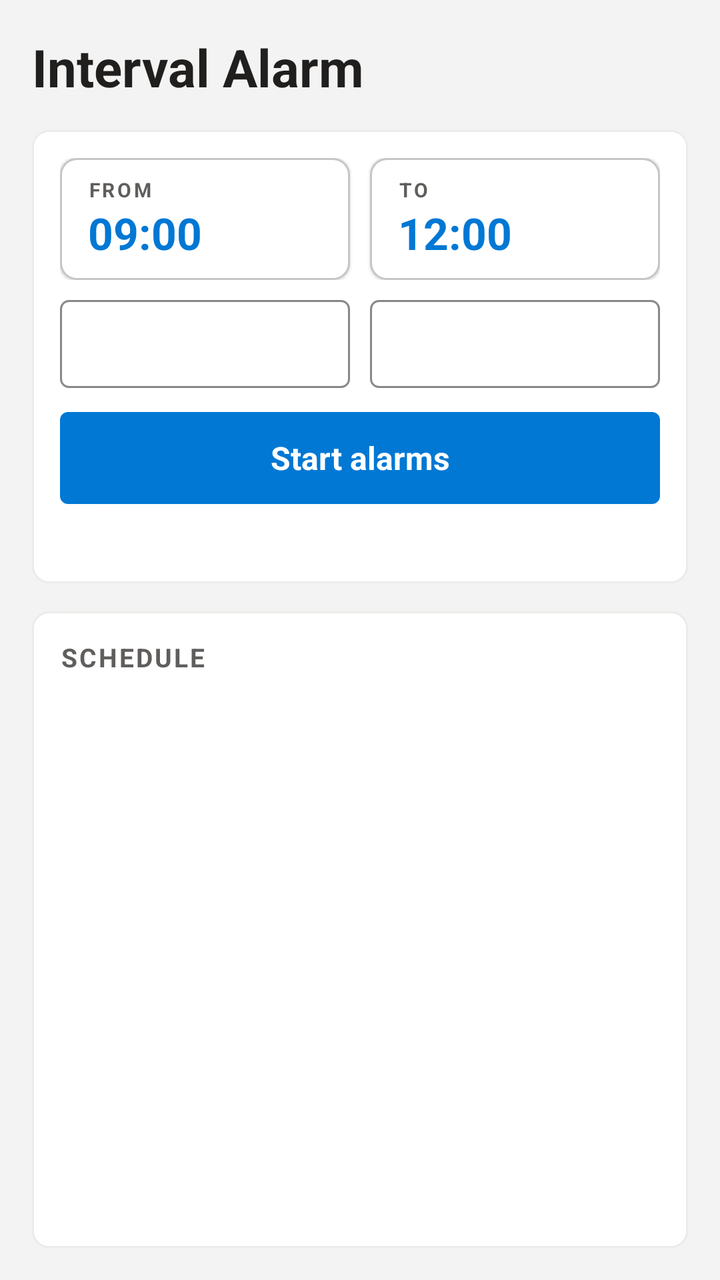
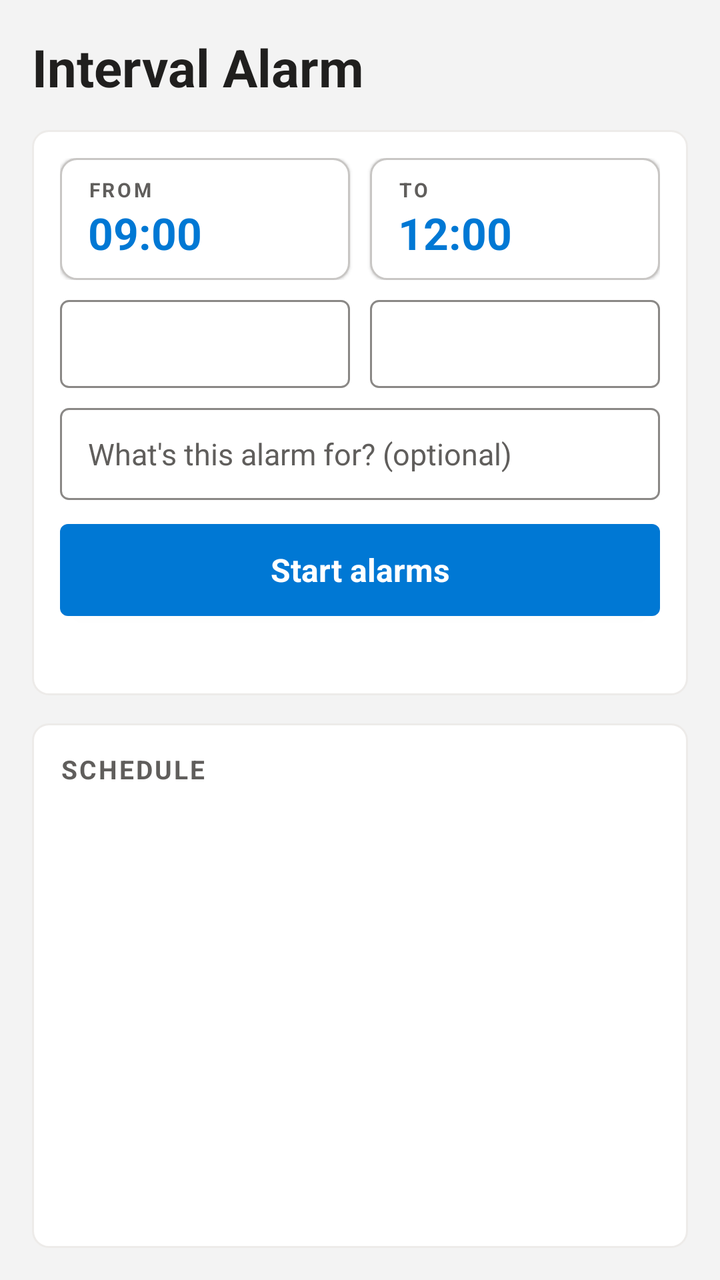

Screens rendered from an Android XML layout before and after an edit, with the pre-edit source and the edit as a unified diff.
<!-- AndroidManifest.xml: application theme Theme.IntervalAlarm -->
<!-- res/layout/activity_main.xml -->
<?xml version="1.0" encoding="utf-8"?>
<LinearLayout xmlns:android="http://schemas.android.com/apk/res/android"
    android:layout_width="match_parent"
    android:layout_height="match_parent"
    android:orientation="vertical"
    android:padding="16dp">

    <TextView
        android:layout_width="wrap_content"
        android:layout_height="wrap_content"
        android:text="Interval Alarm"
        android:textSize="26sp"
        android:textStyle="bold"
        android:textColor="@color/ms_text"
        android:paddingBottom="14dp" />

    
    <LinearLayout
        android:layout_width="match_parent"
        android:layout_height="wrap_content"
        android:orientation="vertical"
        android:background="@drawable/bg_card"
        android:padding="14dp">

        <LinearLayout
            android:layout_width="match_parent"
            android:layout_height="wrap_content"
            android:orientation="horizontal">

            <LinearLayout
                android:id="@+id/fromBtn"
                android:layout_width="0dp"
                android:layout_height="wrap_content"
                android:layout_weight="1"
                android:layout_marginEnd="5dp"
                android:orientation="vertical"
                android:background="@drawable/btn_tile"
                android:elevation="1dp"
                android:clickable="true"
                android:focusable="true"
                android:paddingStart="14dp"
                android:paddingEnd="14dp"
                android:paddingTop="9dp"
                android:paddingBottom="9dp">

                <TextView
                    android:layout_width="wrap_content"
                    android:layout_height="wrap_content"
                    android:text="FROM"
                    android:textSize="10sp"
                    android:textStyle="bold"
                    android:letterSpacing="0.12"
                    android:textColor="@color/ms_text_secondary" />

                <TextView
                    android:id="@+id/fromVal"
                    android:layout_width="wrap_content"
                    android:layout_height="wrap_content"
                    android:text="09:00"
                    android:textSize="22sp"
                    android:textStyle="bold"
                    android:textColor="@color/ms_blue" />
            </LinearLayout>

            <LinearLayout
                android:id="@+id/toBtn"
                android:layout_width="0dp"
                android:layout_height="wrap_content"
                android:layout_weight="1"
                android:layout_marginStart="5dp"
                android:orientation="vertical"
                android:background="@drawable/btn_tile"
                android:elevation="1dp"
                android:clickable="true"
                android:focusable="true"
                android:paddingStart="14dp"
                android:paddingEnd="14dp"
                android:paddingTop="9dp"
                android:paddingBottom="9dp">

                <TextView
                    android:layout_width="wrap_content"
                    android:layout_height="wrap_content"
                    android:text="TO"
                    android:textSize="10sp"
                    android:textStyle="bold"
                    android:letterSpacing="0.12"
                    android:textColor="@color/ms_text_secondary" />

                <TextView
                    android:id="@+id/toVal"
                    android:layout_width="wrap_content"
                    android:layout_height="wrap_content"
                    android:text="12:00"
                    android:textSize="22sp"
                    android:textStyle="bold"
                    android:textColor="@color/ms_blue" />
            </LinearLayout>
        </LinearLayout>

        <LinearLayout
            android:layout_width="match_parent"
            android:layout_height="wrap_content"
            android:orientation="horizontal"
            android:layout_marginTop="10dp">

            <Spinner
                android:id="@+id/intervalSpin"
                android:layout_width="0dp"
                android:layout_height="44dp"
                android:layout_weight="1"
                android:layout_marginEnd="5dp"
                android:background="@drawable/btn_outline"
                android:paddingStart="12dp" />

            <Spinner
                android:id="@+id/soundSpin"
                android:layout_width="0dp"
                android:layout_height="44dp"
                android:layout_weight="1"
                android:layout_marginStart="5dp"
                android:background="@drawable/btn_outline"
                android:paddingStart="12dp" />
        </LinearLayout>

        <Button
            android:id="@+id/startBtn"
            android:layout_width="match_parent"
            android:layout_height="46dp"
            android:layout_marginTop="12dp"
            android:background="@drawable/btn_primary"
            android:textColor="#FFFFFF"
            android:textAllCaps="false"
            android:textStyle="bold"
            android:textSize="16sp"
            android:text="Start alarms" />

        <TextView
            android:id="@+id/statusText"
            android:layout_width="match_parent"
            android:layout_height="wrap_content"
            android:gravity="center"
            android:paddingTop="8dp"
            android:textSize="13sp"
            android:textColor="@color/ms_text_secondary" />
    </LinearLayout>

    
    <LinearLayout
        android:layout_width="match_parent"
        android:layout_height="0dp"
        android:layout_weight="1"
        android:layout_marginTop="14dp"
        android:orientation="vertical"
        android:background="@drawable/bg_card"
        android:padding="14dp">

        <TextView
            android:id="@+id/scheduleTitle"
            android:layout_width="match_parent"
            android:layout_height="wrap_content"
            android:text="Schedule"
            android:textSize="13sp"
            android:textStyle="bold"
            android:textColor="@color/ms_text_secondary"
            android:letterSpacing="0.08"
            android:textAllCaps="true"
            android:paddingBottom="6dp" />

        <ListView
            android:id="@+id/listView"
            android:layout_width="match_parent"
            android:layout_height="match_parent"
            android:divider="@color/ms_divider"
            android:dividerHeight="1dp" />
    </LinearLayout>

</LinearLayout>
<!-- resources referenced by this layout -->
<resources>
  <color name="ms_blue">#0078D4</color>
  <color name="ms_divider">#EDEBE9</color>
  <color name="ms_text">#201F1E</color>
  <color name="ms_text_secondary">#605E5C</color>
  <!-- drawable bg_card (drawable) -->
  <?xml version="1.0" encoding="utf-8"?>
  <shape xmlns:android="http://schemas.android.com/apk/res/android">
      <solid android:color="@color/ms_card" />
      <corners android:radius="8dp" />
      <stroke android:width="1dp" android:color="@color/ms_divider" />
  </shape>
  <!-- drawable btn_outline (drawable) -->
  <?xml version="1.0" encoding="utf-8"?>
  <selector xmlns:android="http://schemas.android.com/apk/res/android">
      <item android:state_pressed="true">
          <shape><solid android:color="@color/ms_divider"/><corners android:radius="4dp"/><stroke android:width="1dp" android:color="@color/ms_border"/></shape>
      </item>
      <item>
          <shape><solid android:color="@color/ms_card"/><corners android:radius="4dp"/><stroke android:width="1dp" android:color="@color/ms_border"/></shape>
      </item>
  </selector>
  <!-- drawable btn_primary (drawable) -->
  <?xml version="1.0" encoding="utf-8"?>
  <selector xmlns:android="http://schemas.android.com/apk/res/android">
      <item android:state_pressed="true">
          <shape><solid android:color="@color/ms_blue_dark"/><corners android:radius="4dp"/></shape>
      </item>
      <item>
          <shape><solid android:color="@color/ms_blue"/><corners android:radius="4dp"/></shape>
      </item>
  </selector>
  <!-- drawable btn_tile (drawable) -->
  <?xml version="1.0" encoding="utf-8"?>
  <selector xmlns:android="http://schemas.android.com/apk/res/android">
      <item android:state_pressed="true">
          <shape><solid android:color="@color/ms_divider"/><corners android:radius="8dp"/><stroke android:width="1dp" android:color="#C8C6C4"/></shape>
      </item>
      <item>
          <shape><solid android:color="@color/ms_card"/><corners android:radius="8dp"/><stroke android:width="1dp" android:color="#C8C6C4"/></shape>
      </item>
  </selector>
  <style name="Theme.IntervalAlarm" parent="Theme.AppCompat.Light.NoActionBar">
          <item name="colorPrimary">@color/ms_blue</item>
          <item name="colorPrimaryDark">@color/ms_blue_dark</item>
          <item name="colorAccent">@color/ms_blue</item>
          <item name="android:windowBackground">@color/ms_bg</item>
          <item name="android:statusBarColor">@color/ms_bg</item>
          <item name="android:windowLightStatusBar">true</item>
          <item name="android:textColorPrimary">@color/ms_text</item>
          <item name="android:fontFamily">sans-serif</item>
      </style>
  <color name="ms_card">#FFFFFF</color>
  <color name="ms_border">#8A8886</color>
  <color name="ms_blue_dark">#106EBE</color>
  <color name="ms_bg">#F3F3F3</color>
</resources>

<!-- the commit's change to res/layout/activity_main.xml (unified diff, before → after) -->
@@ -123,6 +123,21 @@
                 android:paddingStart="12dp" />
         </LinearLayout>
 
+        <EditText
+            android:id="@+id/labelInput"
+            android:layout_width="match_parent"
+            android:layout_height="46dp"
+            android:layout_marginTop="10dp"
+            android:background="@drawable/btn_outline"
+            android:hint="What's this alarm for? (optional)"
+            android:textColorHint="@color/ms_text_secondary"
+            android:textColor="@color/ms_text"
+            android:textSize="15sp"
+            android:inputType="textCapSentences"
+            android:maxLines="1"
+            android:paddingStart="14dp"
+            android:paddingEnd="14dp" />
+
         <Button
             android:id="@+id/startBtn"
             android:layout_width="match_parent"
